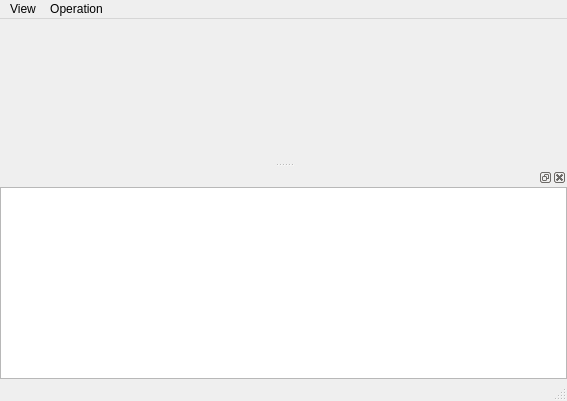
Before: the Qt Designer form mainwindow.ui in haraki/farman, drawn with Qt 5.
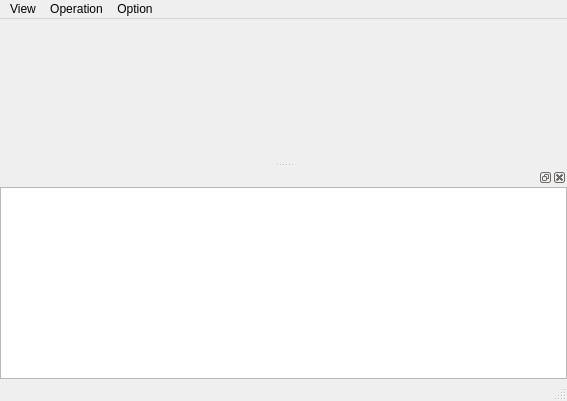
After: the same form once the commit is applied.

Commit message: call option dialog.

```diff
--- a/mainwindow.ui
+++ b/mainwindow.ui
@@ -58,8 +58,15 @@
     <addaction name="actionMakeDirectory"/>
     <addaction name="actionRename"/>
    </widget>
+   <widget class="QMenu" name="menuOption">
+    <property name="title">
+     <string>Option</string>
+    </property>
+    <addaction name="actionOption"/>
+   </widget>
    <addaction name="viewMenu"/>
    <addaction name="menuOperation"/>
+   <addaction name="menuOption"/>
   </widget>
   <widget class="QStatusBar" name="statusBar"/>
   <widget class="QDockWidget" name="consoleDockWidget">
```
Left out of the diff: 5 changed lines with no effect on the pictures. The commit also changes 2 other files.
